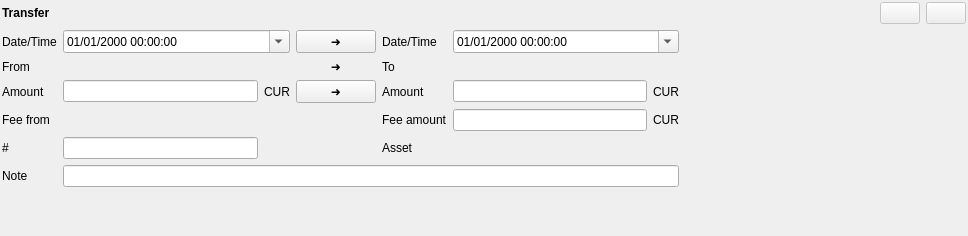
The window that jal/ui/widgets/transfer_operation.ui (titov-vv/jal) describes before a commit, drawn with Qt 5.
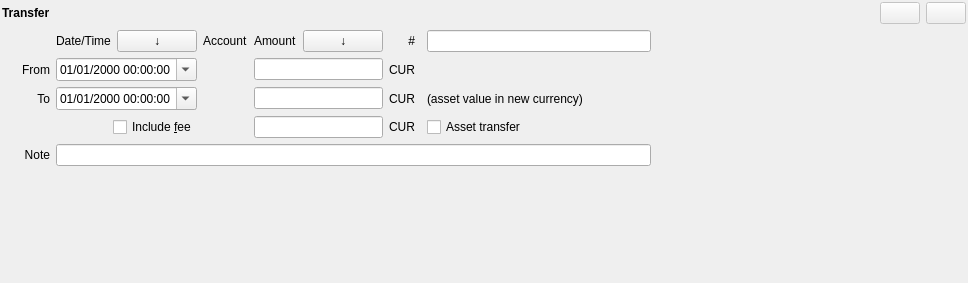
The same window after the commit. Custom widgets are drawn as their Qt base class.

Commit message: Transfer widget updates for better UI experience for different cases.

What changed in the file:
```diff
--- a/jal/ui/widgets/transfer_operation.ui
+++ b/jal/ui/widgets/transfer_operation.ui
@@ -7,7 +7,7 @@
     <x>0</x>
     <y>0</y>
     <width>968</width>
-    <height>236</height>
+    <height>283</height>
    </rect>
   </property>
   <property name="windowTitle">
@@ -26,24 +26,17 @@
    <property name="bottomMargin">
     <number>2</number>
    </property>
-   <item row="3" column="5">
-    <widget class="QLabel" name="to_amount_label">
+   <item row="3" column="7">
+    <widget class="AccountCurrencyLabel" name="to_currency">
      <property name="text">
-      <string>Amount</string>
+      <string>CUR</string>
      </property>
     </widget>
    </item>
-   <item row="4" column="6">
-    <widget class="QLineEdit" name="fee">
-     <property name="alignment">
-      <set>Qt::AlignRight|Qt::AlignTrailing|Qt::AlignVCenter</set>
-     </property>
-    </widget>
-   </item>
-   <item row="3" column="4">
-    <widget class="QPushButton" name="copy_amount_btn">
+   <item row="2" column="7">
+    <widget class="AccountCurrencyLabel" name="from_currency">
      <property name="text">
-      <string>➜</string>
+      <string>CUR</string>
      </property>
     </widget>
    </item>
@@ -52,47 +45,36 @@
      <property name="text">
       <string>From</string>
      </property>
-    </widget>
-   </item>
-   <item row="1" column="5">
-    <widget class="QLabel" name="to_date_label">
-     <property name="text">
-      <string>Date/Time</string>
+     <property name="alignment">
+      <set>Qt::AlignRight|Qt::AlignTrailing|Qt::AlignVCenter</set>
      </property>
     </widget>
    </item>
-   <item row="4" column="0">
-    <widget class="QLabel" name="fee_account_label">
-     <property name="text">
-      <string>Fee from</string>
-     </property>
-    </widget>
-   </item>
-   <item row="3" column="0">
-    <widget class="QLabel" name="from_amount_label">
-     <property name="text">
-      <string>Amount</string>
-     </property>
-    </widget>
+   <item row="3" column="4">
+    <widget class="AccountSelector" name="to_account_widget" native="true"/>
    </item>
    <item row="7" column="0">
-    <spacer name="vertical_spacer">
-     <property name="orientation">
-      <enum>Qt::Vertical</enum>
+    <widget class="QLabel" name="note_label">
+     <property name="text">
+      <string>Note</string>
      </property>
-     <property name="sizeHint" stdset="0">
-      <size>
-       <width>20</width>
-       <height>40</height>
-      </size>
+     <property name="alignment">
+      <set>Qt::AlignRight|Qt::AlignTrailing|Qt::AlignVCenter</set>
      </property>
-    </spacer>
+    </widget>
    </item>
-   <item row="5" column="2">
-    <widget class="QLineEdit" name="number"/>
+   <item row="1" column="6">
+    <widget class="QPushButton" name="copy_amount_btn">
+     <property name="toolTip">
+      <string>Copy value</string>
+     </property>
+     <property name="text">
+      <string>↓</string>
+     </property>
+    </widget>
    </item>
-   <item row="1" column="2" colspan="2">
-    <widget class="QDateTimeEdit" name="withdrawal_timestamp">
+   <item row="3" column="2" colspan="2">
+    <widget class="QDateTimeEdit" name="deposit_timestamp">
      <property name="displayFormat">
       <string>dd/MM/yyyy hh:mm:ss</string>
      </property>
@@ -116,48 +98,56 @@
      </property>
     </widget>
    </item>
-   <item row="5" column="0">
+   <item row="1" column="7">
     <widget class="QLabel" name="number_label">
      <property name="text">
       <string>#</string>
      </property>
+     <property name="alignment">
+      <set>Qt::AlignRight|Qt::AlignTrailing|Qt::AlignVCenter</set>
+     </property>
     </widget>
    </item>
-   <item row="3" column="3">
-    <widget class="AccountCurrencyLabel" name="from_currency">
-     <property name="text">
-      <string>CUR</string>
+   <item row="1" column="10">
+    <spacer name="horizontal_spacer">
+     <property name="orientation">
+      <enum>Qt::Horizontal</enum>
      </property>
-    </widget>
+     <property name="sizeHint" stdset="0">
+      <size>
+       <width>40</width>
+       <height>20</height>
+      </size>
+     </property>
+    </spacer>
    </item>
-   <item row="3" column="2">
+   <item row="5" column="4">
+    <widget class="AccountSelector" name="fee_account_widget" native="true"/>
+   </item>
+   <item row="8" column="0">
+    <spacer name="vertical_spacer">
+     <property name="orientation">
+      <enum>Qt::Vertical</enum>
+     </property>
+     <property name="sizeHint" stdset="0">
+      <size>
+       <width>20</width>
+       <height>40</height>
+      </size>
+     </property>
+    </spacer>
+   </item>
+   <item row="2" column="5" colspan="2">
     <widget class="QLineEdit" name="withdrawal">
      <property name="alignment">
       <set>Qt::AlignRight|Qt::AlignTrailing|Qt::AlignVCenter</set>
      </property>
     </widget>
    </item>
-   <item row="6" column="0">
-    <widget class="QLabel" name="note_label">
-     <property name="text">
-      <string>Note</string>
-     </property>
-    </widget>
+   <item row="7" column="2" colspan="8">
+    <widget class="QLineEdit" name="note"/>
    </item>
-   <item row="2" column="2" colspan="2">
-    <widget class="AccountSelector" name="from_account_widget" native="true"/>
-   </item>
-   <item row="2" column="4">
-    <widget class="QLabel" name="arrow_account">
-     <property name="text">
-      <string> ➜ </string>
-     </property>
-     <property name="alignment">
-      <set>Qt::AlignCenter</set>
-     </property>
-    </widget>
-   </item>
-   <item row="0" column="9">
+   <item row="0" column="11">
     <widget class="QPushButton" name="commit_button">
      <property name="enabled">
       <bool>false</bool>
@@ -170,31 +160,60 @@
      </property>
     </widget>
    </item>
-   <item row="4" column="2" colspan="2">
-    <widget class="AccountSelector" name="fee_account_widget" native="true"/>
+   <item row="1" column="3">
+    <widget class="QPushButton" name="copy_date_btn">
+     <property name="toolTip">
+      <string>Copy value</string>
+     </property>
+     <property name="text">
+      <string>↓</string>
+     </property>
+    </widget>
    </item>
-   <item row="3" column="6">
-    <widget class="QLineEdit" name="deposit">
-     <property name="alignment">
-      <set>Qt::AlignRight|Qt::AlignTrailing|Qt::AlignVCenter</set>
+   <item row="2" column="2" colspan="2">
+    <widget class="QDateTimeEdit" name="withdrawal_timestamp">
+     <property name="displayFormat">
+      <string>dd/MM/yyyy hh:mm:ss</string>
      </property>
+     <property name="calendarPopup">
+      <bool>true</bool>
+     </property>
+     <property name="timeSpec">
+      <enum>Qt::UTC</enum>
+     </property>
     </widget>
    </item>
-   <item row="2" column="5">
+   <item row="1" column="9">
+    <widget class="QLineEdit" name="number"/>
+   </item>
+   <item row="2" column="4">
+    <widget class="AccountSelector" name="from_account_widget" native="true"/>
+   </item>
+   <item row="5" column="2" colspan="2" alignment="Qt::AlignRight">
+    <widget class="QCheckBox" name="fee_check">
+     <property name="text">
+      <string>Include &amp;fee</string>
+     </property>
+    </widget>
+   </item>
+   <item row="3" column="0">
     <widget class="QLabel" name="to_account_label">
      <property name="text">
       <string>To</string>
      </property>
+     <property name="alignment">
+      <set>Qt::AlignRight|Qt::AlignTrailing|Qt::AlignVCenter</set>
+     </property>
     </widget>
    </item>
-   <item row="5" column="5">
-    <widget class="QLabel" name="asset_label">
+   <item row="1" column="2">
+    <widget class="QLabel" name="date_label">
      <property name="text">
-      <string>Asset</string>
+      <string>Date/Time</string>
      </property>
     </widget>
    </item>
-   <item row="0" column="10">
+   <item row="0" column="12">
     <widget class="QPushButton" name="revert_button">
      <property name="enabled">
       <bool>false</bool>
@@ -210,75 +229,57 @@
      </property>
     </widget>
    </item>
-   <item row="1" column="0">
-    <widget class="QLabel" name="from_date_label">
+   <item row="1" column="5">
+    <widget class="QLabel" name="amount_label">
      <property name="text">
-      <string>Date/Time</string>
+      <string>Amount</string>
      </property>
     </widget>
    </item>
-   <item row="4" column="5">
-    <widget class="QLabel" name="fee_amount_label">
-     <property name="text">
-      <string>Fee amount</string>
-     </property>
-    </widget>
-   </item>
-   <item row="1" column="8">
-    <spacer name="horizontal_spacer">
-     <property name="orientation">
-      <enum>Qt::Horizontal</enum>
-     </property>
-     <property name="sizeHint" stdset="0">
-      <size>
-       <width>40</width>
-       <height>20</height>
-      </size>
-     </property>
-    </spacer>
-   </item>
-   <item row="1" column="4">
-    <widget class="QPushButton" name="copy_date_btn">
-     <property name="text">
-      <string>➜</string>
-     </property>
-    </widget>
-   </item>
-   <item row="3" column="7">
-    <widget class="AccountCurrencyLabel" name="to_currency">
-     <property name="text">
-      <string>CUR</string>
-     </property>
-    </widget>
-   </item>
-   <item row="2" column="6" colspan="2">
-    <widget class="AccountSelector" name="to_account_widget" native="true"/>
-   </item>
-   <item row="1" column="6" colspan="2">
-    <widget class="QDateTimeEdit" name="deposit_timestamp">
-     <property name="displayFormat">
-      <string>dd/MM/yyyy hh:mm:ss</string>
-     </property>
-     <property name="calendarPopup">
-      <bool>true</bool>
-     </property>
-     <property name="timeSpec">
-      <enum>Qt::UTC</enum>
-     </property>
-    </widget>
-   </item>
-   <item row="4" column="7">
+   <item row="5" column="7">
     <widget class="AccountCurrencyLabel" name="fee_currency">
      <property name="text">
       <string>CUR</string>
      </property>
     </widget>
    </item>
-   <item row="5" column="6" colspan="2">
+   <item row="2" column="9">
     <widget class="AssetSelector" name="asset_widget" native="true"/>
    </item>
-   <item row="6" column="2" colspan="6">
-    <widget class="QLineEdit" name="note"/>
+   <item row="5" column="9">
+    <widget class="QCheckBox" name="asset_check">
+     <property name="text">
+      <string>Asset transfer</string>
+     </property>
+    </widget>
+   </item>
+   <item row="1" column="4">
+    <widget class="QLabel" name="account_label">
+     <property name="text">
+      <string>Account</string>
+     </property>
+    </widget>
+   </item>
+   <item row="5" column="5" colspan="2">
+    <widget class="QLineEdit" name="fee">
+     <property name="alignment">
+      <set>Qt::AlignRight|Qt::AlignTrailing|Qt::AlignVCenter</set>
+     </property>
+    </widget>
+   </item>
+   <item row="3" column="5" colspan="2">
+    <widget class="QLineEdit" name="deposit">
+     <property name="alignment">
+      <set>Qt::AlignRight|Qt::AlignTrailing|Qt::AlignVCenter</set>
+     </property>
+    </widget>
+   </item>
+   <item row="3" column="9">
+    <widget class="QLabel" name="value_label">
+     <property name="text">
+      <string>(asset value in new currency)</string>
+     </property>
+    </widget>
    </item>
   </layout>
  </widget>
```
The commit also changes 4 other files.
